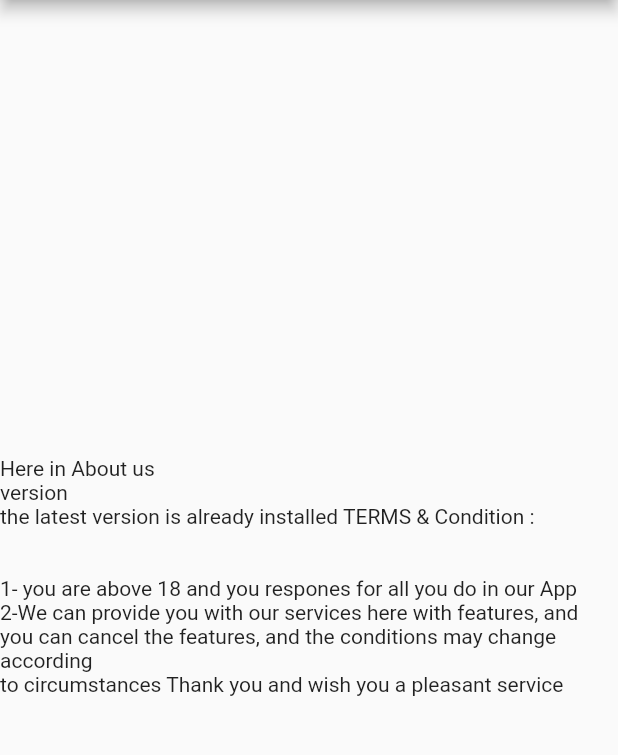
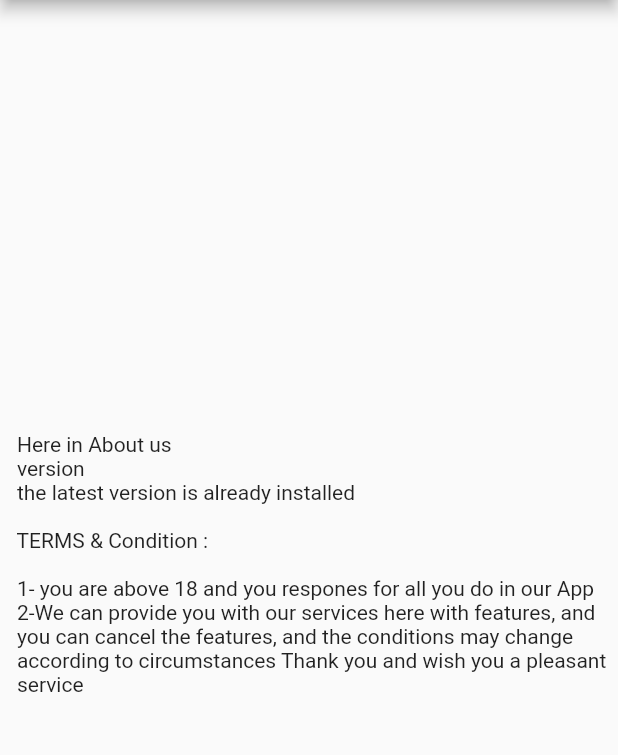
Before and after one commit to m7amad45/pizza_stieve, a Flutter app: the aboutUsPage screen opened by its route, on a phone screen of 412 x 824 dp, the part 84-839 px from its top. Run offline on Flutter 3.47's test engine with Material 2 defaults, Android fonts, the phone set to English and light mode, and no system bars.

Commit message:
update about us & contact us

```diff
--- a/lib/Screens/AboutUs.dart
+++ b/lib/Screens/AboutUs.dart
@@ -13,23 +13,23 @@ class aboutUsPage extends StatelessWidget {
         title: const Text("About Us"),
       ),
       drawer: DrawerScreen(),
-      body:Center(
-        child: Text(
-        '''Here in About us
-version
-the latest version is already installed TERMS & Condition :
+      body: Center(
+        child: Text('''
+ Here in About us
+ version
+ the latest version is already installed
 
+ TERMS & Condition :
 
-1- you are above 18 and you respones for all you do in our App
-2-We can provide you with our services here with features, and
-you can cancel the features, and the conditions may change according
-to circumstances Thank you and wish you a pleasant service''',
-
-
-
+ 1- you are above 18 and you respones for all you do in our App
+ 2-We can provide you with our services here with features, and
+ you can cancel the features, and the conditions may change
+ according to circumstances Thank you and wish you a pleasant
+ service
+ ''',
+        ),
       ),
-      ),
-      );
+    );
   }
 }
 
```
Also changed, not shown: lib/Screens/ContactUs.dart (+25 -27 lines).
